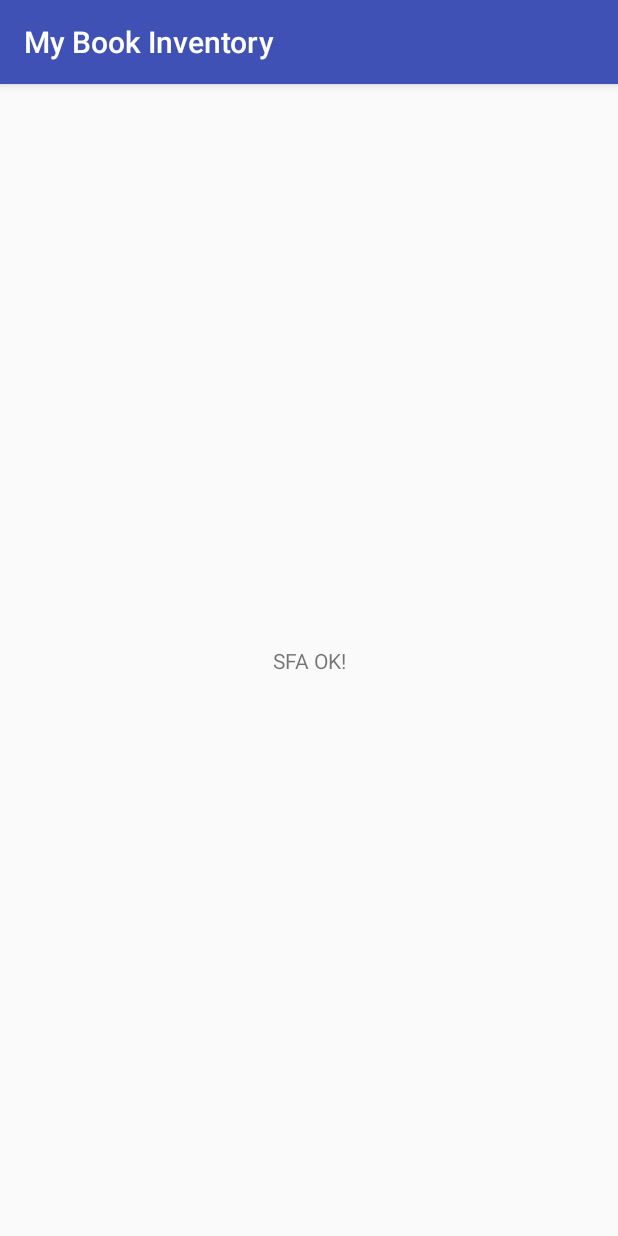
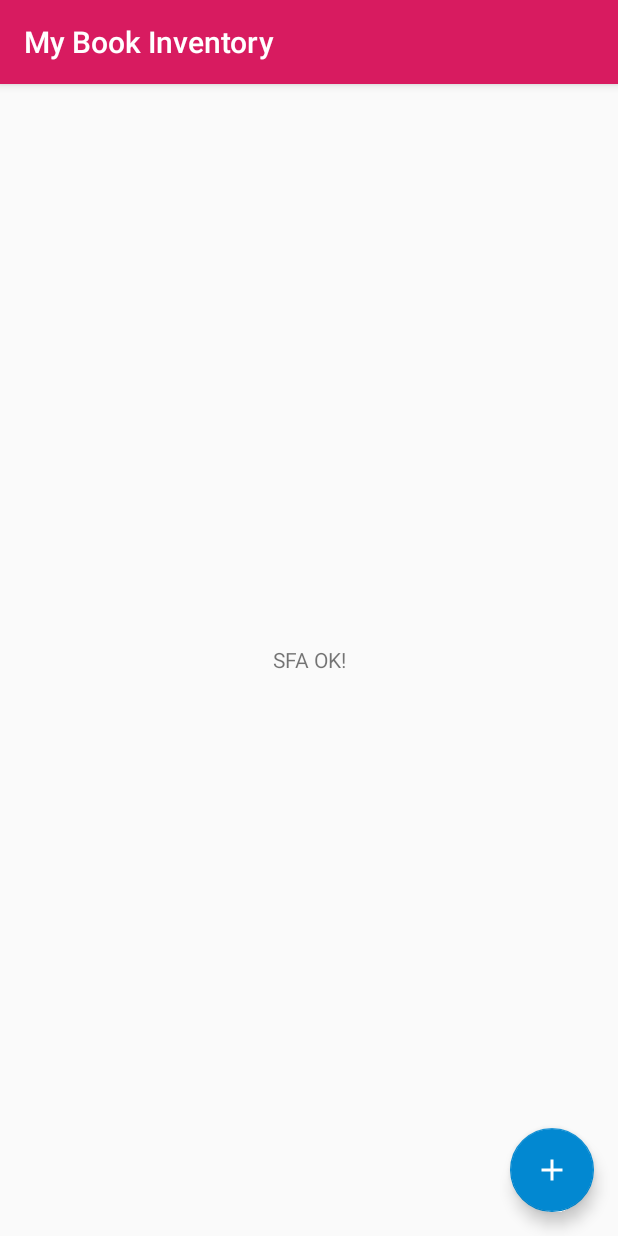
Before and after one commit to Clacli/MyBookInventory, an Android app: the screen it shows after launch (BookListActivity), on a phone screen of 412 x 824 dp. Run offline under Robolectric (Android 15) with nearby library versions, the phone set to English and light mode, and no system bars.

Commit message:
Add a FAB

```diff
--- a/app/build.gradle
+++ b/app/build.gradle
@@ -1,11 +1,11 @@
 apply plugin: 'com.android.application'
 
 android {
-    compileSdkVersion 28
+    compileSdkVersion 27
     defaultConfig {
         applicationId "com.example.claudiabee.mybookinventory"
         minSdkVersion 15
-        targetSdkVersion 28
+        targetSdkVersion 27
         versionCode 1
         versionName "1.0"
         testInstrumentationRunner "android.support.test.runner.AndroidJUnitRunner"
@@ -20,7 +20,8 @@ android {
 
 dependencies {
     implementation fileTree(dir: 'libs', include: ['*.jar'])
-    implementation 'com.android.support:appcompat-v7:28.0.0-beta01'
+    implementation 'com.android.support:appcompat-v7:27.1.1'
+    implementation 'com.android.support:design:27.1.1'
     implementation 'com.android.support.constraint:constraint-layout:1.1.2'
     testImplementation 'junit:junit:4.12'
     androidTestImplementation 'com.android.support.test:runner:1.0.2'
--- a/app/src/main/java/com/example/claudiabee/mybookinventory/BookListActivity.java
+++ b/app/src/main/java/com/example/claudiabee/mybookinventory/BookListActivity.java
@@ -1,7 +1,10 @@
 package com.example.claudiabee.mybookinventory;
 
+import android.os.Bundle;
+import android.support.design.widget.FloatingActionButton;
 import android.support.v7.app.AppCompatActivity;
-import android.os.Bundle;
+import android.view.View;
+import android.widget.Toast;
 
 public class BookListActivity extends AppCompatActivity {
 
@@ -12,5 +15,14 @@ public class BookListActivity extends AppCompatActivity {
     protected void onCreate(Bundle savedInstanceState) {
         super.onCreate(savedInstanceState);
         setContentView(R.layout.activity_book_list);
+
+        // Find the Fab
+        FloatingActionButton fab = (FloatingActionButton) findViewById(R.id.fab);
+        fab.setOnClickListener(new View.OnClickListener() {
+            @Override
+            public void onClick(View v) {
+                Toast.makeText(BookListActivity.this, "This will open another activity soon", Toast.LENGTH_LONG).show();
+            }
+        });
     }
 }
--- a/app/src/main/res/layout/activity_book_list.xml
+++ b/app/src/main/res/layout/activity_book_list.xml
@@ -1,5 +1,6 @@
 <?xml version="1.0" encoding="utf-8"?>
-<android.support.constraint.ConstraintLayout
+<!-- Layout for the list of books -->
+<RelativeLayout
     xmlns:android="http://schemas.android.com/apk/res/android"
     xmlns:tools="http://schemas.android.com/tools"
     xmlns:app="http://schemas.android.com/apk/res-auto"
@@ -8,13 +9,21 @@
     tools:context=".BookListActivity">
 
     <TextView
+        android:id="@+id/book_TextView"
+        android:layout_width="match_parent"
+        android:layout_height="match_parent"
+        android:text="SFA OK!"
+        android:gravity="center"
+        android:layout_centerInParent="true"/>
+
+    <android.support.design.widget.FloatingActionButton
+        android:id="@+id/fab"
         android:layout_width="wrap_content"
         android:layout_height="wrap_content"
-        android:text="SFA OK!"
-        android:gravity="center"
-        app:layout_constraintBottom_toBottomOf="parent"
-        app:layout_constraintLeft_toLeftOf="parent"
-        app:layout_constraintRight_toRightOf="parent"
-        app:layout_constraintTop_toTopOf="parent" />
+        android:layout_alignParentBottom="true"
+        android:layout_alignParentRight="true"
+        android:src="@drawable/ic_add"
+        android:layout_margin="16dp"
+        android:layout_alignParentEnd="true" />
 
-</android.support.constraint.ConstraintLayout>
+</RelativeLayout>
--- a/app/src/main/res/values/colors.xml
+++ b/app/src/main/res/values/colors.xml
@@ -1,6 +1,6 @@
 <?xml version="1.0" encoding="utf-8"?>
 <resources>
-    <color name="colorPrimary">#3F51B5</color>
+    <color name="colorPrimary">#D81B60</color>
     <color name="colorPrimaryDark">#303F9F</color>
-    <color name="colorAccent">#FF4081</color>
+    <color name="colorAccent">#0288D1</color>
 </resources>
```
Also changed, not shown: app/src/main/res/drawable-hdpi/ic_add.png (added), app/src/main/res/drawable-mdpi/ic_add.png (added), app/src/main/res/drawable-xhdpi/ic_add.png (added), app/src/main/res/drawable-xxhdpi/ic_add.png (added), app/src/main/res/drawable-xxxhdpi/ic_add.png (added).
